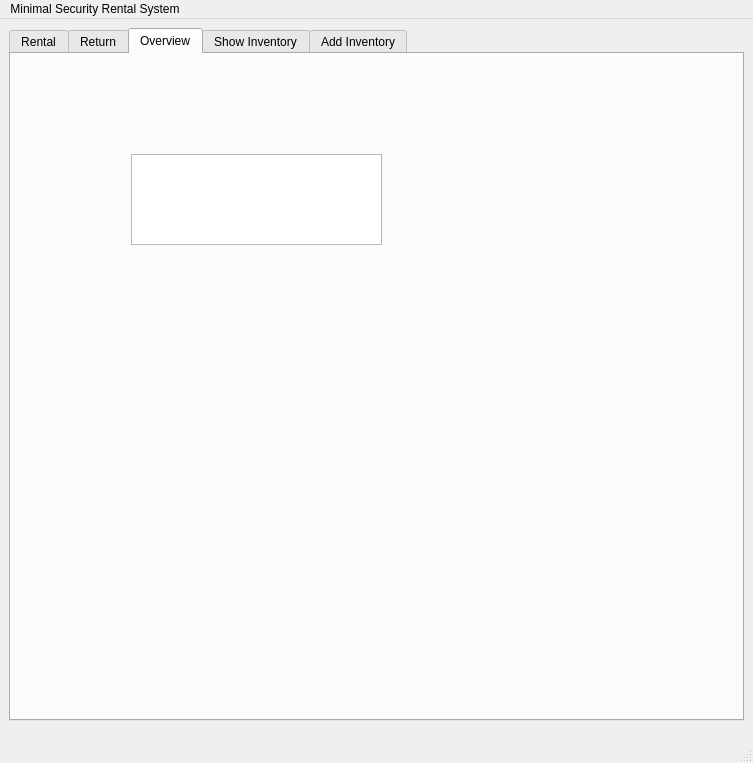
The window that Minimum Security Rental System/mainwindow.ui (clockdiv/Minimum-Security-Rental-System) describes before a commit, drawn with Qt 5.
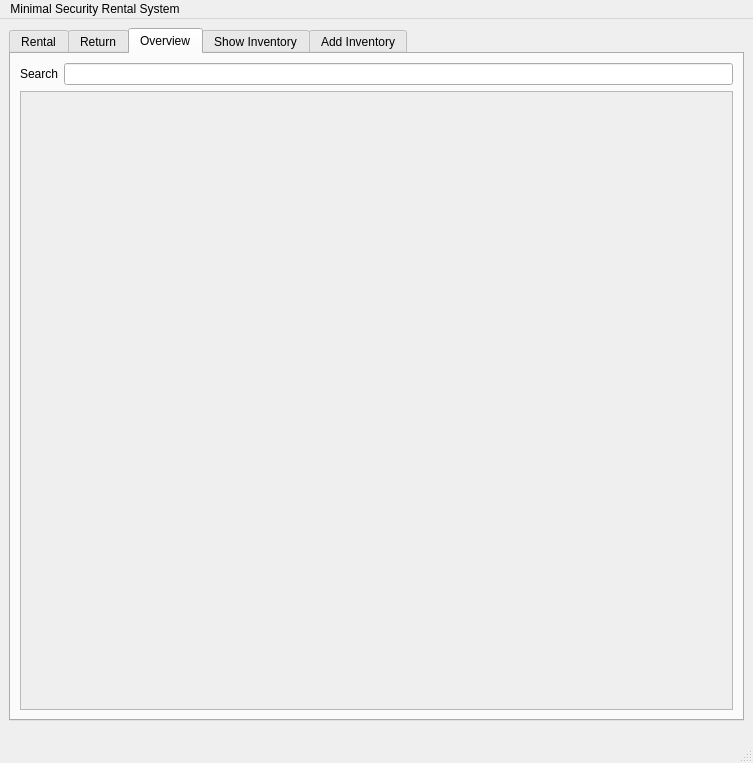
The same window after the commit. The open tabs and pages were chosen to show the change. Custom widgets are drawn as their Qt base class.

Commit message: Rental Overview

```diff
--- a/Minimum Security Rental System/mainwindow.ui
+++ b/Minimum Security Rental System/mainwindow.ui
@@ -454,16 +454,57 @@
        <attribute name="title">
         <string>Overview</string>
        </attribute>
-       <widget class="QTextEdit" name="textEdit_database">
-        <property name="geometry">
-         <rect>
-          <x>120</x>
-          <y>100</y>
-          <width>251</width>
-          <height>91</height>
-         </rect>
-        </property>
-       </widget>
+       <layout class="QVBoxLayout" name="verticalLayout_7">
+        <item>
+         <layout class="QFormLayout" name="formLayout_3">
+          <item row="0" column="0">
+           <widget class="QLabel" name="label_12">
+            <property name="text">
+             <string>Search</string>
+            </property>
+           </widget>
+          </item>
+          <item row="0" column="1">
+           <widget class="QLineEdit" name="lineEdit_RentalOverview"/>
+          </item>
+         </layout>
+        </item>
+        <item>
+         <widget class="QScrollArea" name="scrollArea_rentalOverview">
+          <property name="widgetResizable">
+           <bool>true</bool>
+          </property>
+          <widget class="QWidget" name="scrollAreaWidgetContents_4">
+           <property name="geometry">
+            <rect>
+             <x>0</x>
+             <y>0</y>
+             <width>681</width>
+             <height>598</height>
+            </rect>
+           </property>
+           <layout class="QVBoxLayout" name="verticalLayout_12">
+            <item>
+             <layout class="QVBoxLayout" name="scrollAreaLayout_rentalOverview"/>
+            </item>
+            <item>
+             <spacer name="verticalSpacer_3">
+              <property name="orientation">
+               <enum>Qt::Vertical</enum>
+              </property>
+              <property name="sizeHint" stdset="0">
+               <size>
+                <width>20</width>
+                <height>40</height>
+               </size>
+              </property>
+             </spacer>
+            </item>
+           </layout>
+          </widget>
+         </widget>
+        </item>
+       </layout>
       </widget>
       <widget class="QWidget" name="tab_inventoryShow">
        <attribute name="title">
```
Left out of the diff: 2 changed lines with no effect on the pictures. The commit also changes 7 other files.
